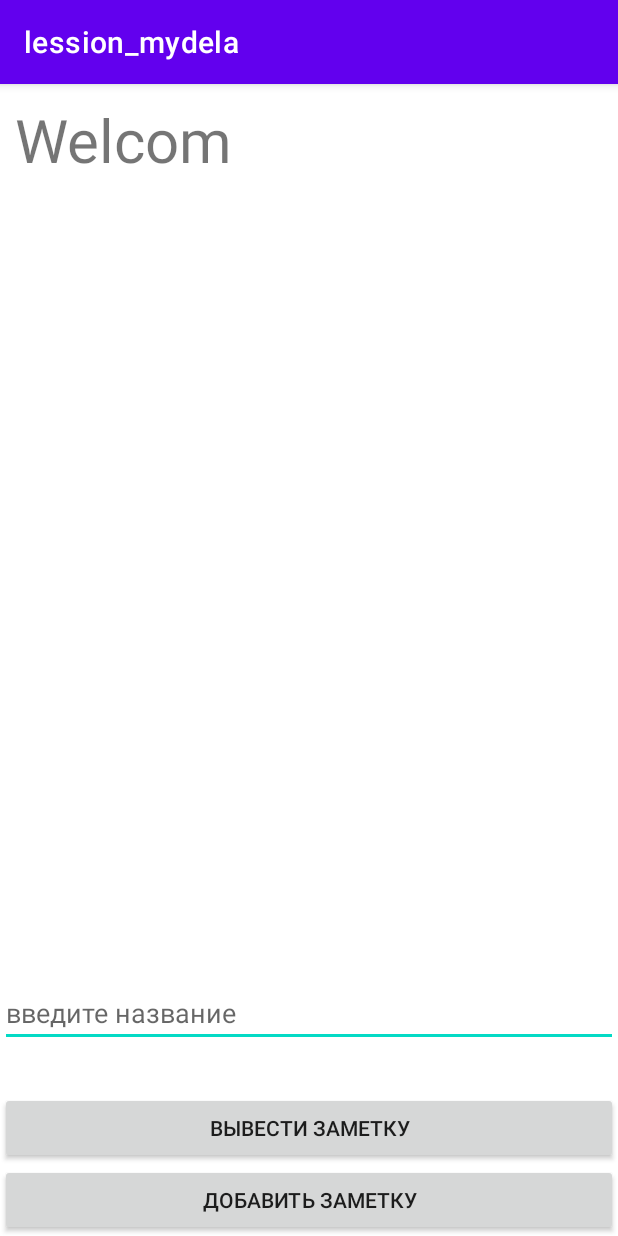
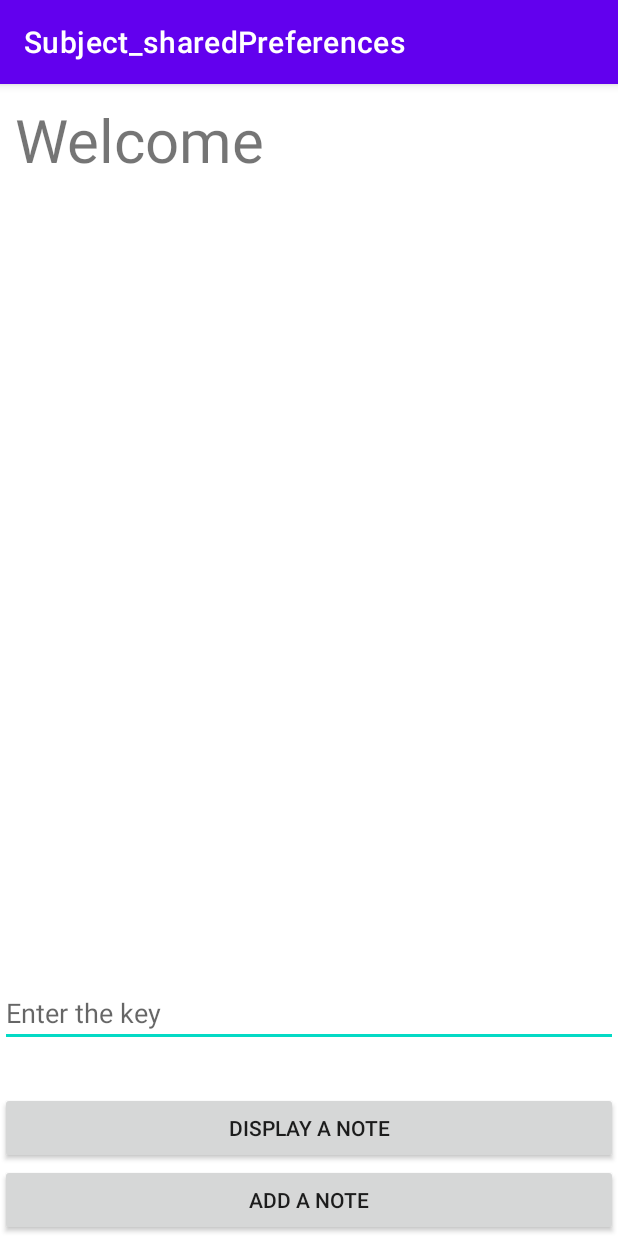
Before and after one commit to SparkletDe/SharedPreferences, an Android app: the screen it shows after launch (MainActivity), on a phone screen of 412 x 824 dp. Run offline under Robolectric (Android 15) with nearby library versions, the phone set to English and light mode, and no system bars.

Commit message:
new version

```diff
--- a/app/src/main/AndroidManifest.xml
+++ b/app/src/main/AndroidManifest.xml
@@ -6,7 +6,7 @@
         android:allowBackup="true"
         android:dataExtractionRules="@xml/data_extraction_rules"
         android:fullBackupContent="@xml/backup_rules"
-        android:icon="@mipmap/ic_launcher"
+        android:icon="@drawable/icon_sp"
         android:label="@string/app_name"
         android:supportsRtl="true"
         android:theme="@style/Theme.Lession_mydela"
--- a/app/src/main/java/com/example/lession_mydela/AddActivity2.kt
+++ b/app/src/main/java/com/example/lession_mydela/AddActivity2.kt
@@ -7,12 +7,14 @@ import com.example.lession_mydela.util.PreferencesManager
 
 class AddActivity2 : AppCompatActivity() {
     lateinit var binding: ActivityAdd2Binding
-    private val preferences: PreferencesManager = PreferencesManager(this)
+    lateinit var preferences: PreferencesManager
 
     override fun onCreate(savedInstanceState: Bundle?) {
         super.onCreate(savedInstanceState)
         binding = ActivityAdd2Binding.inflate(layoutInflater)
         setContentView(binding.root)
+
+        preferences= PreferencesManager(this)
 
         binding.btnAdd.setOnClickListener {
             preferences.putString(binding.editTextKey.text.toString(),binding.editTextValue.text.toString())
--- a/app/src/main/java/com/example/lession_mydela/MainActivity.kt
+++ b/app/src/main/java/com/example/lession_mydela/MainActivity.kt
@@ -8,13 +8,15 @@ import com.example.lession_mydela.util.PreferencesManager
 
 class MainActivity : AppCompatActivity() {
     lateinit var binding: ActivityMainBinding
-    private val preferences:PreferencesManager = PreferencesManager(this)
+    lateinit var preferences:PreferencesManager
     override fun onCreate(savedInstanceState: Bundle?) {
 
         binding= ActivityMainBinding.inflate(layoutInflater)
         super.onCreate(savedInstanceState)
+        setContentView(binding.root)
 
-        setContentView(binding.root)
+        preferences = PreferencesManager(this)
+
         binding.btnAdd.setOnClickListener(){
             var intent = Intent(this,AddActivity2::class.java)
             startActivity(intent)
--- a/app/src/main/res/layout/activity_add2.xml
+++ b/app/src/main/res/layout/activity_add2.xml
@@ -7,7 +7,7 @@
     tools:context=".AddActivity2">
 
     <androidx.appcompat.widget.AppCompatEditText
-        android:hint="ключ"
+        android:hint="key"
         android:textSize="25sp"
         app:layout_constraintTop_toTopOf="parent"
         app:layout_constraintBottom_toBottomOf="parent"
@@ -16,7 +16,7 @@
         android:layout_height="wrap_content"/>
 
     <androidx.appcompat.widget.AppCompatEditText
-        android:hint="введите текс"
+        android:hint="enter text"
         android:textSize="25sp"
         app:layout_constraintTop_toBottomOf="@id/editTextKey"
         android:layout_marginTop="20dp"
--- a/app/src/main/res/layout/activity_main.xml
+++ b/app/src/main/res/layout/activity_main.xml
@@ -6,16 +6,26 @@
     android:layout_height="match_parent"
     tools:context=".MainActivity">
 
+
+    <ScrollView
+        app:layout_constraintTop_toTopOf="parent"
+        app:layout_constraintStart_toStartOf="parent"
+        android:layout_width="match_parent"
+        android:layout_height="400dp">
         <TextView
             android:id="@+id/text"
-        android:text="Welcom"
+            android:text="Welcome"
             android:textSize="40sp"
             app:layout_constraintTop_toTopOf="parent"
             android:layout_marginEnd="10dp"
             android:layout_marginStart="10dp"
             android:layout_marginTop="10dp"
             android:layout_width="match_parent"
-        android:layout_height="400dp"/>
+            android:layout_height="match_parent"/>
+
+    </ScrollView>
+
+
 
 
 
@@ -25,7 +35,7 @@
     android:layout_width="match_parent"
     android:layout_height="wrap_content"
     android:minWidth="300dp"
-    android:hint="введите название"
+    android:hint="Enter the key"
     android:layout_marginBottom="30dp"
     app:layout_constraintEnd_toEndOf="parent"
     app:layout_constraintBottom_toTopOf="@+id/btnOk"/>
@@ -33,7 +43,7 @@
 
     <androidx.appcompat.widget.AppCompatButton
         android:id="@+id/btnOk"
-        android:text="вывести заметку"
+        android:text="@string/button_name"
         app:layout_constraintBottom_toTopOf="@+id/btnAdd"
         android:layout_width="match_parent"
         android:layout_height="wrap_content"
@@ -41,7 +51,7 @@
 
     <Button
         android:id="@+id/btnAdd"
-        android:text="добавить заметку"
+        android:text="add a note"
         android:layout_width="match_parent"
         android:layout_height="wrap_content"
         app:layout_constraintBottom_toBottomOf="parent"
--- a/app/src/main/res/values/strings.xml
+++ b/app/src/main/res/values/strings.xml
@@ -1,3 +1,4 @@
 <resources>
-    <string name="app_name">lession_mydela</string>
+    <string name="app_name">Subject_sharedPreferences</string>
+    <string name="button_name">Display a note</string>
 </resources>
```
Also changed, not shown: app/src/main/res/drawable/icon_sp.png (added). Lines whose indentation alone changed are shown as unchanged.
